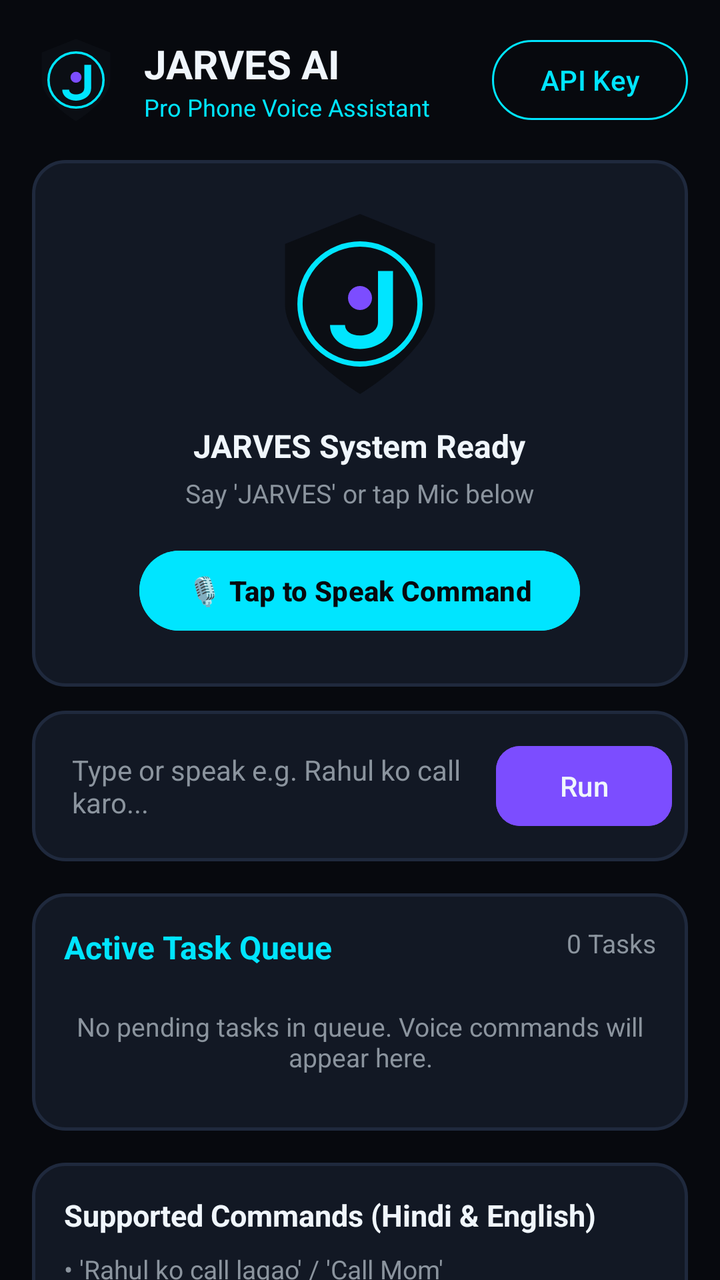
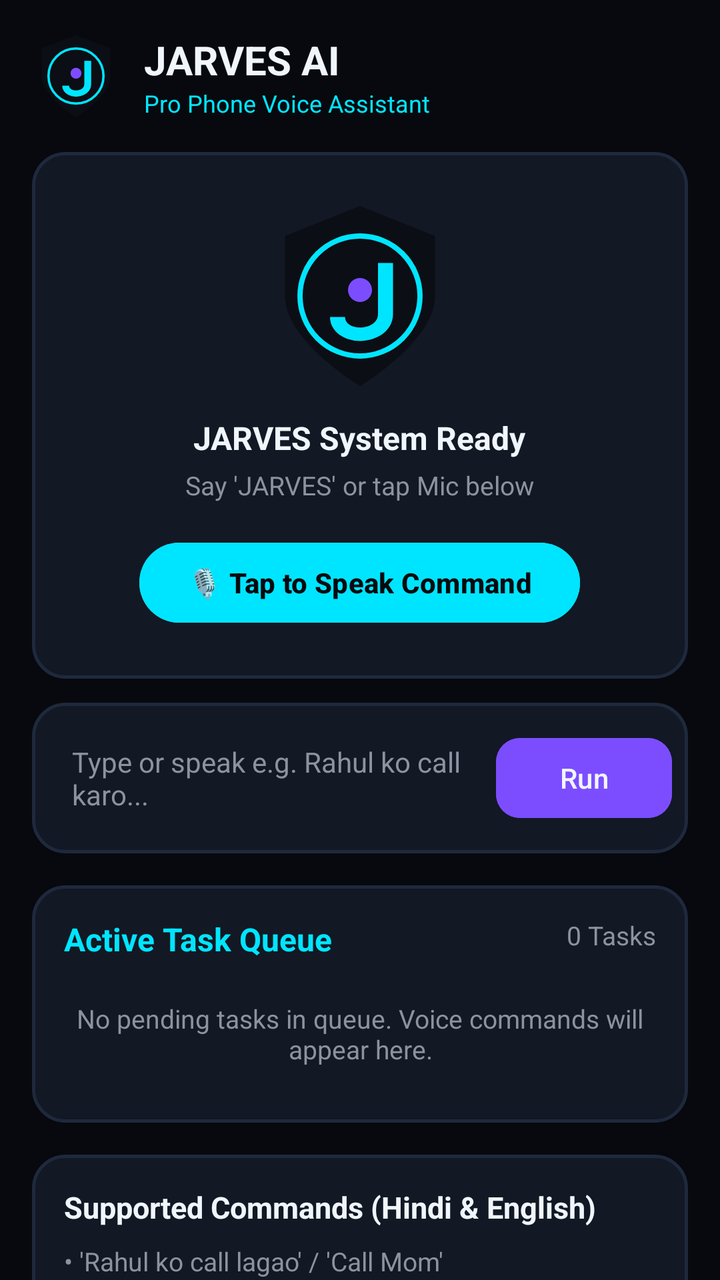

Screens rendered from an Android XML layout before and after an edit, with the pre-edit source and the edit as a unified diff.
<!-- AndroidManifest.xml: activity theme Theme.JARVES -->
<!-- res/layout/activity_main.xml -->
<?xml version="1.0" encoding="utf-8"?>
<androidx.core.widget.NestedScrollView xmlns:android="http://schemas.android.com/apk/res/android"
    xmlns:app="http://schemas.android.com/apk/res-auto"
    android:layout_width="match_parent"
    android:layout_height="match_parent"
    android:background="@color/bg_black"
    android:fillViewport="true">

    <LinearLayout
        android:layout_width="match_parent"
        android:layout_height="wrap_content"
        android:orientation="vertical"
        android:padding="16dp">

        
        <RelativeLayout
            android:layout_width="match_parent"
            android:layout_height="wrap_content"
            android:layout_marginBottom="16dp">

            <ImageView
                android:id="@+id/imgLogo"
                android:layout_width="44dp"
                android:layout_height="44dp"
                android:layout_centerVertical="true"
                android:src="@drawable/ic_jarves_logo"
                android:contentDescription="JARVES Logo" />

            <LinearLayout
                android:layout_width="wrap_content"
                android:layout_height="wrap_content"
                android:layout_centerVertical="true"
                android:layout_marginStart="12dp"
                android:layout_toEndOf="@id/imgLogo"
                android:orientation="vertical">

                <TextView
                    android:layout_width="wrap_content"
                    android:layout_height="wrap_content"
                    android:text="JARVES AI"
                    android:textColor="@color/text_white"
                    android:textSize="20sp"
                    android:textStyle="bold" />

                <TextView
                    android:layout_width="wrap_content"
                    android:layout_height="wrap_content"
                    android:text="Pro Phone Voice Assistant"
                    android:textColor="@color/cyan_accent"
                    android:textSize="12sp" />
            </LinearLayout>

            <com.google.android.material.button.MaterialButton
                android:id="@+id/btnApiKey"
                style="@style/Widget.Material3.Button.OutlinedButton"
                android:layout_width="wrap_content"
                android:layout_height="wrap_content"
                android:layout_alignParentEnd="true"
                android:layout_centerVertical="true"
                android:text="API Key"
                android:textColor="@color/cyan_accent"
                app:strokeColor="@color/cyan_accent" />
        </RelativeLayout>

        
        <LinearLayout
            android:layout_width="match_parent"
            android:layout_height="wrap_content"
            android:background="@drawable/bg_card"
            android:gravity="center"
            android:orientation="vertical"
            android:padding="24dp">

            <ImageView
                android:id="@+id/imgStatusOrb"
                android:layout_width="96dp"
                android:layout_height="96dp"
                android:src="@drawable/ic_jarves_logo"
                android:contentDescription="Voice Status Orb" />

            <TextView
                android:id="@+id/tvStatus"
                android:layout_width="wrap_content"
                android:layout_height="wrap_content"
                android:layout_marginTop="12dp"
                android:text="JARVES System Ready"
                android:textColor="@color/text_white"
                android:textSize="16sp"
                android:textStyle="bold" />

            <TextView
                android:id="@+id/tvSubStatus"
                android:layout_width="wrap_content"
                android:layout_height="wrap_content"
                android:layout_marginTop="4dp"
                android:text="Say 'JARVES' or tap Mic below"
                android:textColor="@color/text_sub"
                android:textSize="13sp" />

            
            <com.google.android.material.button.MaterialButton
                android:id="@+id/btnMicTrigger"
                android:layout_width="wrap_content"
                android:layout_height="wrap_content"
                android:layout_marginTop="16dp"
                android:backgroundTint="@color/cyan_accent"
                android:paddingHorizontal="24dp"
                android:text="🎙️ Tap to Speak Command"
                android:textColor="@color/bg_black"
                android:textSize="14sp"
                android:textStyle="bold"
                app:cornerRadius="24dp" />
        </LinearLayout>

        
        <LinearLayout
            android:layout_width="match_parent"
            android:layout_height="wrap_content"
            android:layout_marginTop="12dp"
            android:background="@drawable/bg_card"
            android:orientation="horizontal"
            android:padding="8dp">

            <EditText
                android:id="@+id/etCommandInput"
                android:layout_width="0dp"
                android:layout_height="wrap_content"
                android:layout_weight="1"
                android:background="@null"
                android:hint="Type or speak e.g. Rahul ko call karo..."
                android:padding="12dp"
                android:textColor="@color/text_white"
                android:textColorHint="@color/text_sub"
                android:textSize="14sp" />

            <com.google.android.material.button.MaterialButton
                android:id="@+id/btnSendTextCommand"
                android:layout_width="wrap_content"
                android:layout_height="wrap_content"
                android:backgroundTint="@color/purple_accent"
                android:text="Run"
                android:textColor="@color/text_white"
                app:cornerRadius="12dp" />
        </LinearLayout>

        
        <LinearLayout
            android:layout_width="match_parent"
            android:layout_height="wrap_content"
            android:layout_marginTop="16dp"
            android:background="@drawable/bg_card"
            android:orientation="vertical"
            android:padding="16dp">

            <RelativeLayout
                android:layout_width="match_parent"
                android:layout_height="wrap_content">

                <TextView
                    android:layout_width="wrap_content"
                    android:layout_height="wrap_content"
                    android:text="Active Task Queue"
                    android:textColor="@color/cyan_accent"
                    android:textSize="16sp"
                    android:textStyle="bold" />

                <TextView
                    android:id="@+id/tvQueueCount"
                    android:layout_width="wrap_content"
                    android:layout_height="wrap_content"
                    android:layout_alignParentEnd="true"
                    android:text="0 Tasks"
                    android:textColor="@color/text_sub"
                    android:textSize="13sp" />
            </RelativeLayout>

            <androidx.recyclerview.widget.RecyclerView
                android:id="@+id/rvTaskQueue"
                android:layout_width="match_parent"
                android:layout_height="wrap_content"
                android:layout_marginTop="8dp"
                android:nestedScrollingEnabled="false" />

            <TextView
                android:id="@+id/tvEmptyQueue"
                android:layout_width="match_parent"
                android:layout_height="wrap_content"
                android:layout_marginVertical="12dp"
                android:gravity="center"
                android:text="No pending tasks in queue. Voice commands will appear here."
                android:textColor="@color/text_sub"
                android:textSize="13sp" />
        </LinearLayout>

        
        <LinearLayout
            android:layout_width="match_parent"
            android:layout_height="wrap_content"
            android:layout_marginTop="16dp"
            android:background="@drawable/bg_card"
            android:orientation="vertical"
            android:padding="16dp">

            <TextView
                android:layout_width="wrap_content"
                android:layout_height="wrap_content"
                android:text="Supported Commands (Hindi &amp; English)"
                android:textColor="@color/text_white"
                android:textSize="15sp"
                android:textStyle="bold" />

            <TextView
                android:layout_width="match_parent"
                android:layout_height="wrap_content"
                android:layout_marginTop="8dp"
                android:lineSpacingExtra="4dp"
                android:text="• 'Rahul ko call lagao' / 'Call Mom'\n• 'Camera kholo' / 'Photo khicho'\n• 'WhatsApp kholo' / 'YouTube par Arijit Singh ke gane chalao'\n• 'Flashlight on करो' / 'Wi-Fi off करो'\n• 'Alarm 6 baje ka laga do'\n• 'Remind me after 24 minutes to buy snacks'\n• 'Call mom after 10 minutes'\n• 'Delete my calling task'\n• 'Maps me Jaipur ka rasta dikhao'"
                android:textColor="@color/text_sub"
                android:textSize="13sp" />
        </LinearLayout>

        
        <LinearLayout
            android:layout_width="match_parent"
            android:layout_height="wrap_content"
            android:layout_marginTop="16dp"
            android:background="@drawable/bg_card"
            android:orientation="horizontal"
            android:padding="16dp">

            <LinearLayout
                android:layout_width="0dp"
                android:layout_height="wrap_content"
                android:layout_weight="1"
                android:orientation="vertical">

                <TextView
                    android:layout_width="wrap_content"
                    android:layout_height="wrap_content"
                    android:text="Background Service"
                    android:textColor="@color/text_white"
                    android:textSize="15sp"
                    android:textStyle="bold" />

                <TextView
                    android:id="@+id/tvServiceStatus"
                    android:layout_width="wrap_content"
                    android:layout_height="wrap_content"
                    android:text="Status: Active"
                    android:textColor="@color/status_green"
                    android:textSize="13sp" />
            </LinearLayout>

            <com.google.android.material.button.MaterialButton
                android:id="@+id/btnPermissions"
                style="@style/Widget.Material3.Button.OutlinedButton"
                android:layout_width="wrap_content"
                android:layout_height="wrap_content"
                android:text="Permissions"
                android:textColor="@color/text_white"
                app:strokeColor="@color/text_sub" />
        </LinearLayout>

    </LinearLayout>
</androidx.core.widget.NestedScrollView>
<!-- resources referenced by this layout -->
<resources>
  <color name="bg_black">#07090E</color>
  <color name="cyan_accent">#00E5FF</color>
  <color name="purple_accent">#7C4DFF</color>
  <color name="status_green">#00E676</color>
  <color name="text_sub">#8B949E</color>
  <color name="text_white">#F0F6FC</color>
  <!-- drawable bg_card (drawable) -->
  <?xml version="1.0" encoding="utf-8"?>
  <shape xmlns:android="http://schemas.android.com/apk/res/android"
      android:shape="rectangle">
      <solid android:color="@color/bg_card" />
      <corners android:radius="16dp" />
      <stroke android:width="1.5dp" android:color="@color/bg_card_border" />
  </shape>
  <!-- drawable ic_jarves_logo (drawable) -->
  <?xml version="1.0" encoding="utf-8"?>
  <vector xmlns:android="http://schemas.android.com/apk/res/android"
      android:width="128dp"
      android:height="128dp"
      android:viewportWidth="128"
      android:viewportHeight="128">
  
      
      <path
          android:fillColor="#0B0E14"
          android:pathData="M64,4 L114,24 V64 C114,94 64,124 64,124 C64,124 14,94 14,64 V24 Z" />
  
      
      <path
          android:strokeColor="#00E5FF"
          android:strokeWidth="3.5"
          android:fillColor="#00000000"
          android:pathData="M64,24 A40,40 0 1,0 64,104 A40,40 0 1,0 64,24 Z" />
  
      
      <path
          android:fillColor="#00E5FF"
          android:pathData="M76,42 H86 V76 C86,88 74,94 64,94 C54,94 44,88 44,78 H54 C54,82 58,85 64,85 C70,85 76,82 76,76 Z" />
  
      
      <path
          android:fillColor="#7C4DFF"
          android:pathData="M64,52 A8,8 0 1,0 64,68 A8,8 0 1,0 64,52 Z" />
  </vector>
  <style name="Theme.JARVES" parent="Theme.Material3.Dark.NoActionBar">
          <item name="colorPrimary">@color/cyan_accent</item>
          <item name="colorSecondary">@color/purple_accent</item>
          <item name="android:statusBarColor">@color/bg_black</item>
          <item name="android:windowBackground">@color/bg_black</item>
      </style>
  <color name="bg_card">#121824</color>
  <color name="bg_card_border">#1F293D</color>
</resources>

<!-- the commit's change to res/layout/activity_main.xml (unified diff, before → after) -->
@@ -57,6 +57,7 @@
                 android:layout_height="wrap_content"
                 android:layout_alignParentEnd="true"
                 android:layout_centerVertical="true"
+                android:visibility="gone"
                 android:text="API Key"
                 android:textColor="@color/cyan_accent"
                 app:strokeColor="@color/cyan_accent" />
